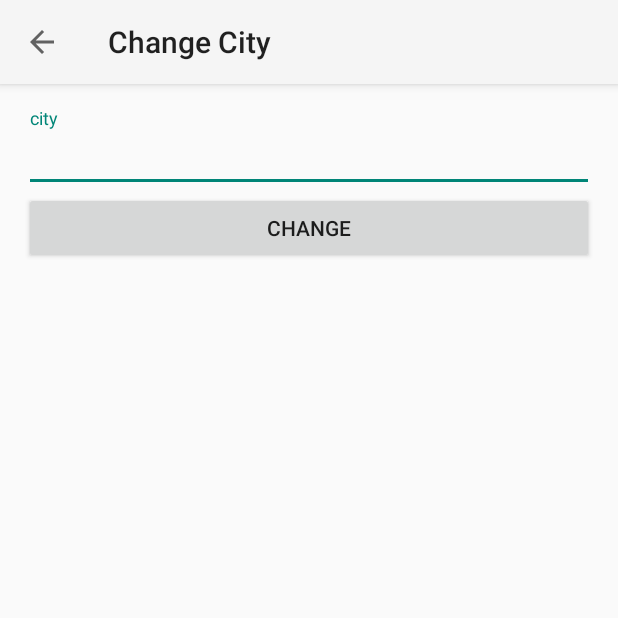
After one commit to RiaxS/ApiConsumer, an Android app: the SearchActivity screen opened directly, with no data from a screen before it, on a phone screen of 412 x 824 dp, the top half of it. The commit adds this screen. Run offline under Robolectric (Android 15) with nearby library versions, the phone set to English and light mode, and no system bars; network calls fail.

Commit message:
18/9 apiconsumer

```diff
--- a/app/build.gradle
+++ b/app/build.gradle
@@ -38,6 +38,8 @@ dependencies {
     implementation 'com.squareup.retrofit2:converter-scalars:2.9.0'
     implementation 'androidx.cardview:cardview:1.0.0'
     implementation 'androidx.recyclerview:recyclerview:1.1.0'
+    implementation 'com.google.android.material:material:1.2.0'
+    implementation 'com.google.android.gms:play-services-maps:17.0.0'
 
     testImplementation 'junit:junit:4.12'
     androidTestImplementation 'androidx.test.ext:junit:1.1.2'
--- /dev/null
+++ b/app/src/main/java/cr/ac/ucr/apiconsumer/SearchActivity.java
@@ -0,0 +1,50 @@
+package cr.ac.ucr.apiconsumer;
+
+import android.content.Intent;
+import android.os.Bundle;
+import android.view.View;
+
+import androidx.appcompat.app.AppCompatActivity;
+import androidx.appcompat.widget.Toolbar;
+
+import com.google.android.material.textfield.TextInputEditText;
+
+public class SearchActivity extends AppCompatActivity implements View.OnClickListener {
+
+    private TextInputEditText etChangeLocation;
+    public static final String KEY = "city";
+
+    @Override
+    protected void onCreate(Bundle savedInstanceState) {
+        super.onCreate(savedInstanceState);
+        setContentView(R.layout.activity_search);
+
+        Toolbar tToolbar = findViewById(R.id.t_toolbar);
+        tToolbar.setTitle("Change City");
+        setSupportActionBar(tToolbar);
+
+        //todo: boton atras
+
+        if(getSupportActionBar()!=null){
+            getSupportActionBar().setDisplayHomeAsUpEnabled(true);
+        }
+
+
+        etChangeLocation = findViewById(R.id.et_change_location);
+        //getIntent().getStringExtra("name");
+    }
+
+    @Override
+    public void onClick(View view) {
+        String city = etChangeLocation.getText().toString();
+        if(!city.isEmpty()){
+            Intent intent = getIntent();
+            intent.putExtra(KEY, city);
+            setResult(RESULT_OK, intent);
+            finish();
+        } else {
+            setResult(RESULT_CANCELED);
+        }
+
+    }
+}
--- /dev/null
+++ b/app/src/main/res/layout/activity_search.xml
@@ -0,0 +1,54 @@
+<?xml version="1.0" encoding="utf-8"?>
+<LinearLayout xmlns:android="http://schemas.android.com/apk/res/android"
+    xmlns:app="http://schemas.android.com/apk/res-auto"
+    xmlns:tools="http://schemas.android.com/tools"
+    android:layout_width="match_parent"
+    android:layout_height="match_parent"
+    tools:context=".SearchActivity"
+    android:orientation="vertical"
+    >
+
+    <com.google.android.material.appbar.AppBarLayout
+        android:layout_width="match_parent"
+        android:layout_height="wrap_content">
+
+
+        <androidx.appcompat.widget.Toolbar
+            android:id="@+id/t_toolbar"
+            android:layout_width="match_parent"
+            android:layout_height="?attr/actionBarSize"/>
+
+    </com.google.android.material.appbar.AppBarLayout>
+
+    <LinearLayout
+        android:layout_width="match_parent"
+        android:layout_height="wrap_content"
+        android:orientation="vertical"
+        android:padding="16dp">
+
+    <com.google.android.material.textfield.TextInputLayout
+        android:layout_width="match_parent"
+        android:layout_height="wrap_content"
+        android:hint="@string/city"
+        >
+
+        <com.google.android.material.textfield.TextInputEditText
+            android:id="@+id/et_change_location"
+            android:layout_width="match_parent"
+            android:layout_height="wrap_content"
+            android:inputType="text"
+            />
+
+    </com.google.android.material.textfield.TextInputLayout>
+
+    <Button
+        android:layout_width="match_parent"
+        android:layout_height="wrap_content"
+        android:text="@string/change"
+        android:onClick="onClick"
+        />
+
+    </LinearLayout>
+
+
+</LinearLayout>
--- a/app/src/main/res/values/strings.xml
+++ b/app/src/main/res/values/strings.xml
@@ -5,5 +5,7 @@
     <string name="night">Good Night</string>
     <string name="minmax">%1$sº | %2$sº</string>
     <string name="temperature">%1$sº</string>
+    <string name="city">city</string>
+    <string name="change">change</string>
 
 </resources>
```
Also changed, not shown: app/src/main/AndroidManifest.xml (+14 -4 lines), app/src/main/java/cr/ac/ucr/apiconsumer/MainActivity.java (+92 -0 lines), app/src/main/res/layout/activity_main.xml (+33 -12 lines), app/src/main/res/menu/main_menu.xml (added, +10 -0 lines), 1 other file.
